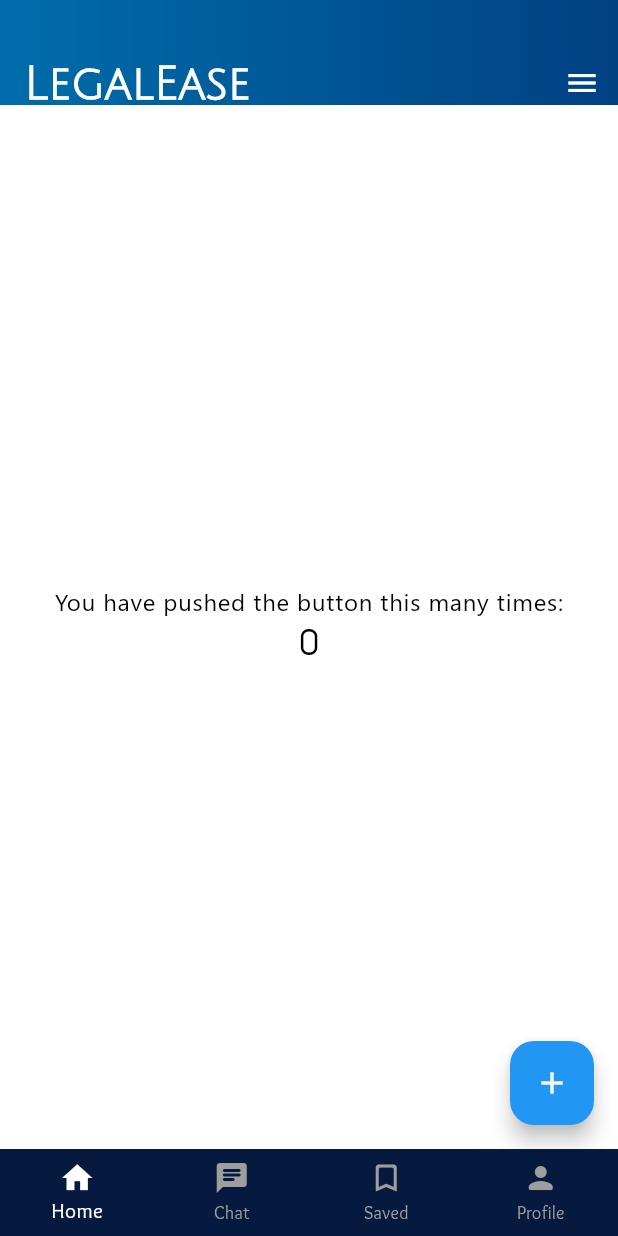
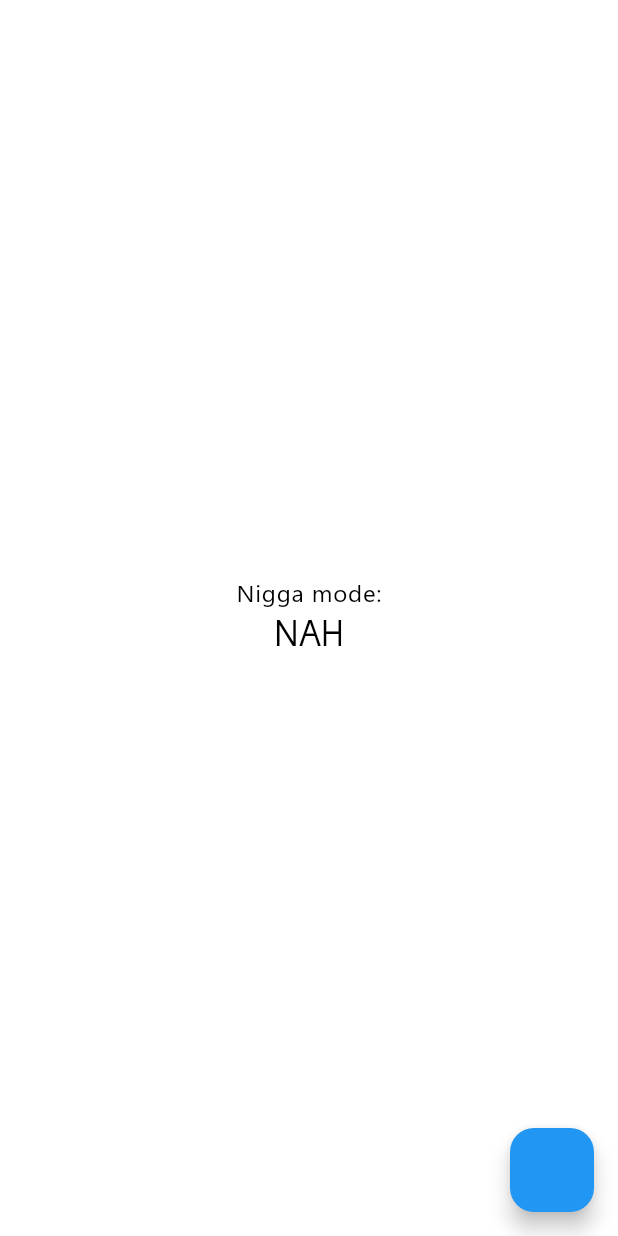
Before and after one commit to LahiruHW/toasties_kitahack, a Flutter app: the screen it shows after launch, on a phone screen of 412 x 824 dp. Run offline on Flutter 3.47's test engine with Material 3 defaults, Android fonts, the light colour scheme and no system bars; our stand-ins replace flutter_native_splash, go_router.

Commit message:
make base.dart the outer shell for navigation

```diff
--- a/toasties_flutter/lib/home.dart
+++ b/toasties_flutter/lib/home.dart
@@ -1,96 +1,58 @@
+// ignore_for_file: avoid_print
 
 import 'package:flutter/material.dart';
-import 'package:toasties_flutter/common/widgets/toasties_appbar.dart';
+import 'package:provider/provider.dart';
+import 'package:toasties_flutter/common/state_provider.dart';
 
 class HomePage extends StatefulWidget {
   const HomePage({
     super.key,
-    required this.title,
   });
-
-  final String title;
 
   @override
   State<HomePage> createState() => _HomePageState();
 }
 
 class _HomePageState extends State<HomePage> {
-  int _counter = 0;
+  bool isDarkMode = false;
 
-  void _incrementCounter() {
+  // int _selectedIndex = 0;
+
+  void switchColourMode(ToastieStateProvider provider) {
+    final temp = !isDarkMode;
+    provider.updateSettings(
+      isDarkMode: temp,
+    );
     setState(() {
-      _counter++;
+      isDarkMode = temp;
     });
   }
 
   @override
   Widget build(BuildContext context) {
-    return Scaffold(
-      appBar: ToastiesAppBar(
-        appBarTitle: "LegalEase",
-        showBackButton: false,
-        showTitle: true,
-        trailing: IconButton(
-          icon: const Icon(Icons.menu),
-          style: ButtonStyle(
-            foregroundColor: MaterialStateProperty.all<Color>(Colors.white),
-          ),
-          onPressed: () {},
-        ),
-      ),
+    return Consumer<ToastieStateProvider>(
+      builder: (context2, provider, child) => Scaffold(
         body: Center(
           child: Column(
             mainAxisAlignment: MainAxisAlignment.center,
             children: <Widget>[
               Text(
-              'You have pushed the button this many times:',
+                'Nigga mode:',
                 style: Theme.of(context).textTheme.labelSmall,
               ),
               Text(
-              '$_counter',
+                '${isDarkMode ? "ON" : "NAH"}',
                 style: Theme.of(context).textTheme.headlineMedium,
               ),
             ],
           ),
         ),
 
-
-      bottomNavigationBar: BottomNavigationBar(
-        items: const <BottomNavigationBarItem>[
-          BottomNavigationBarItem(
-            icon: Icon(Icons.home),
-            label: 'Home',
-            backgroundColor: Colors.blue,
-          ),
-          BottomNavigationBarItem(
-            icon: Icon(Icons.chat_rounded),
-            label: 'Chat',
-            backgroundColor: Colors.green,
-          ),
-          BottomNavigationBarItem(
-            icon: Icon(Icons.bookmark_border_rounded),
-            label: 'Saved',
-            backgroundColor: Colors.purple,
-          ),
-          BottomNavigationBarItem(
-            icon: Icon(Icons.person_rounded),
-            label: 'Profile',
-            backgroundColor: Colors.purple,
-          ),
-        ],
-        // selectedIconTheme: const IconThemeData(color: Colors.blue, size: 30),
-        showSelectedLabels: true,
-        showUnselectedLabels: true,
-        // currentIndex: _selectedIndex,
-        // selectedItemColor: Colors.amber[800],
-        // onTap: _onItemTapped,
+    floatingActionButton: FloatingActionButton(
+      onPressed: () => switchColourMode(provider),
     ),
 
 
-      floatingActionButton: FloatingActionButton(
-        onPressed: _incrementCounter,
-        tooltip: 'Increment',
-        child: const Icon(Icons.add),
       ),
     );
   }
```
Also changed, not shown: toasties_flutter/lib/base.dart (added, +49 -0 lines). Lines whose indentation alone changed are shown as unchanged.
